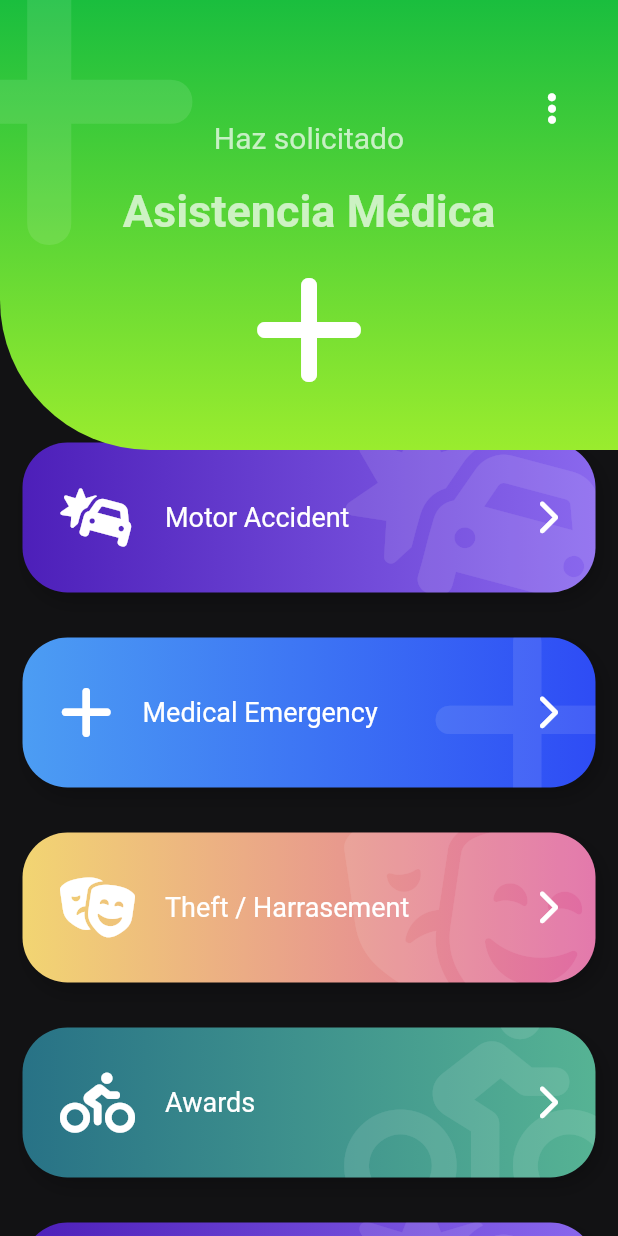
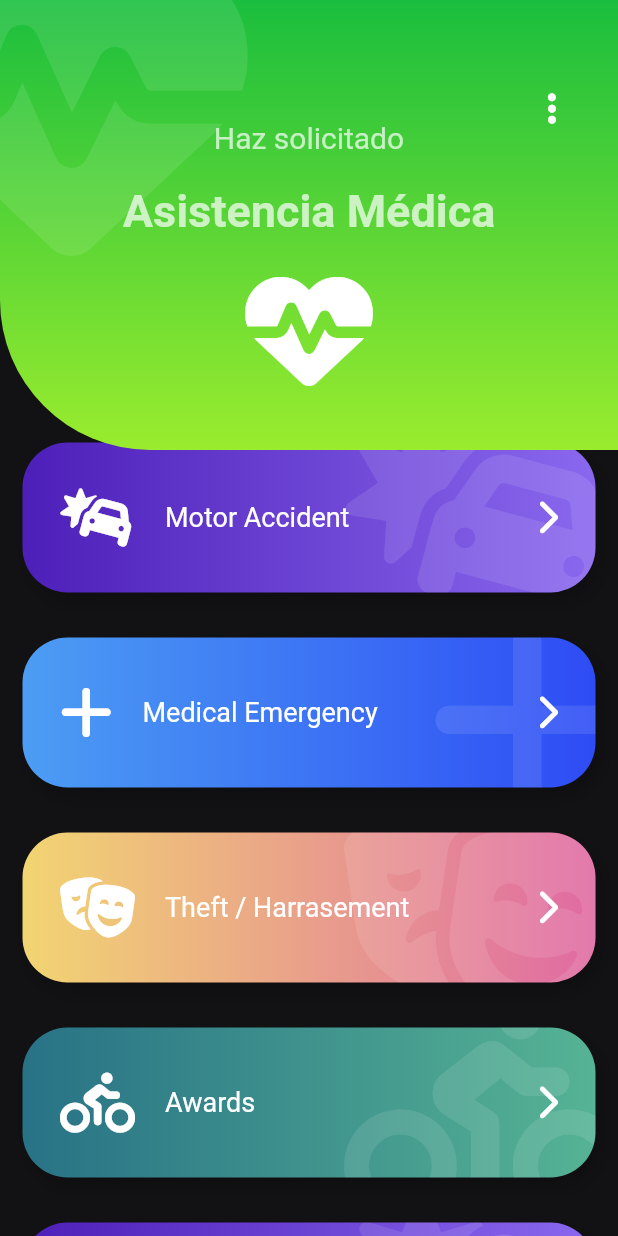
Before and after one commit to Gilmhar/flutter_intermedio, a Flutter app: the screen it shows after launch, on a phone screen of 412 x 824 dp. Run offline on Flutter 3.47's test engine with Material 2 defaults, Android fonts, the phone set to English and light mode, and no system bars; our stand-ins replace animate_do, flutter_svg, font_awesome_flutter.

Commit message:
Se cambio el icono de corazon que tenia el header

```diff
--- a/lib/src/pages/emergency_page.dart
+++ b/lib/src/pages/emergency_page.dart
@@ -117,7 +117,7 @@ class _Encabezado extends StatelessWidget {
     return Stack(
       children: <Widget>[
         const IconHeader(
-          icon: FontAwesomeIcons.plus,
+          icon: FontAwesomeIcons.heartPulse,
           titulo: 'Asistencia Médica',
           subtitulo: 'Haz solicitado',
           color1Backg: Color.fromARGB(255, 26, 190, 62),
```
